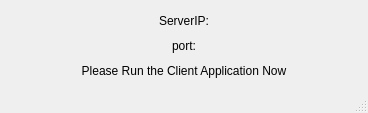
aaron-loz/hotelServer, file mainwindow.ui: the form before one commit.
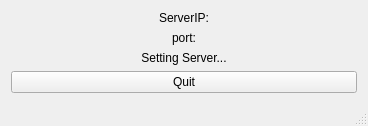
The form after the commit.

Commit message: Added server initialization and basic ui elements

Patch:
```diff
--- a/mainwindow.ui
+++ b/mainwindow.ui
@@ -38,13 +38,20 @@
     <item>
      <widget class="QLabel" name="label_3">
       <property name="text">
-       <string>Please Run the Client Application Now</string>
+       <string>Setting Server...</string>
       </property>
       <property name="alignment">
        <set>Qt::AlignCenter</set>
       </property>
      </widget>
     </item>
+    <item>
+     <widget class="QPushButton" name="quitButton">
+      <property name="text">
+       <string>Quit</string>
+      </property>
+     </widget>
+    </item>
    </layout>
   </widget>
   <widget class="QStatusBar" name="statusBar"/>
```
Left out of the diff: 6 changed lines with no effect on the pictures. The commit also changes 6 other files.
